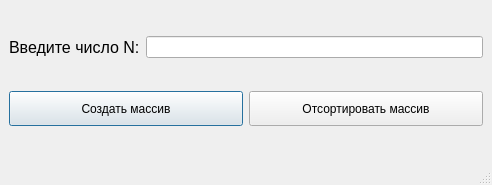
First picture: the form in TypeOfSort/numbersort.ui, repository Alex-tech-it/Qt-Project, before the edit.
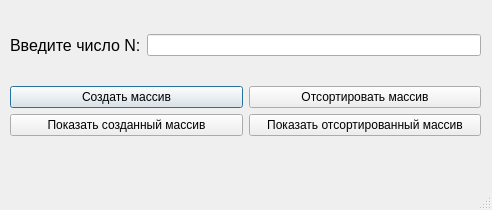
Second picture: the form after the edit.

```diff
--- a/TypeOfSort/numbersort.ui
+++ b/TypeOfSort/numbersort.ui
@@ -10,7 +10,7 @@
     <x>0</x>
     <y>0</y>
     <width>492</width>
-    <height>185</height>
+    <height>210</height>
    </rect>
   </property>
   <property name="windowTitle">
@@ -32,8 +32,15 @@
      <height>138</height>
     </size>
    </property>
-   <layout class="QHBoxLayout" name="horizontalLayout_3">
-    <item>
+   <widget class="QWidget" name="">
+    <property name="geometry">
+     <rect>
+      <x>10</x>
+      <y>10</y>
+      <width>471</width>
+      <height>151</height>
+     </rect>
+    </property>
      <layout class="QVBoxLayout" name="verticalLayout">
       <item>
        <layout class="QHBoxLayout" name="horizontalLayout">
@@ -55,17 +62,11 @@
        </layout>
       </item>
       <item>
-       <layout class="QHBoxLayout" name="horizontalLayout_2">
-        <property name="leftMargin">
-         <number>0</number>
-        </property>
-        <property name="topMargin">
-         <number>0</number>
-        </property>
-        <item>
+      <layout class="QGridLayout" name="gridLayout">
+       <item row="0" column="0">
          <widget class="QPushButton" name="CreatArray">
           <property name="sizePolicy">
-           <sizepolicy hsizetype="Minimum" vsizetype="Maximum">
+          <sizepolicy hsizetype="Minimum" vsizetype="Fixed">
             <horstretch>0</horstretch>
             <verstretch>0</verstretch>
            </sizepolicy>
@@ -73,7 +74,7 @@
           <property name="minimumSize">
            <size>
             <width>0</width>
-            <height>35</height>
+           <height>0</height>
            </size>
           </property>
           <property name="text">
@@ -84,10 +85,10 @@
           </property>
          </widget>
         </item>
-        <item>
+       <item row="0" column="1">
          <widget class="QPushButton" name="SortArray">
           <property name="sizePolicy">
-           <sizepolicy hsizetype="Minimum" vsizetype="Maximum">
+          <sizepolicy hsizetype="Minimum" vsizetype="Fixed">
             <horstretch>0</horstretch>
             <verstretch>0</verstretch>
            </sizepolicy>
@@ -95,7 +96,7 @@
           <property name="minimumSize">
            <size>
             <width>0</width>
-            <height>35</height>
+           <height>0</height>
            </size>
           </property>
           <property name="text">
@@ -103,11 +104,24 @@
           </property>
          </widget>
         </item>
-       </layout>
-      </item>
+       <item row="1" column="0">
+        <widget class="QPushButton" name="ShowCreatedArray">
+         <property name="text">
+          <string>Показать созданный массив</string>
+         </property>
+        </widget>
+       </item>
+       <item row="1" column="1">
+        <widget class="QPushButton" name="ShowSortArray">
+         <property name="text">
+          <string>Показать отсортированный массив</string>
+         </property>
+        </widget>
+       </item>
      </layout>
     </item>
    </layout>
+   </widget>
   </widget>
   <widget class="QMenuBar" name="menubar">
    <property name="geometry">
```
Lines whose indentation alone changed are shown as unchanged.
